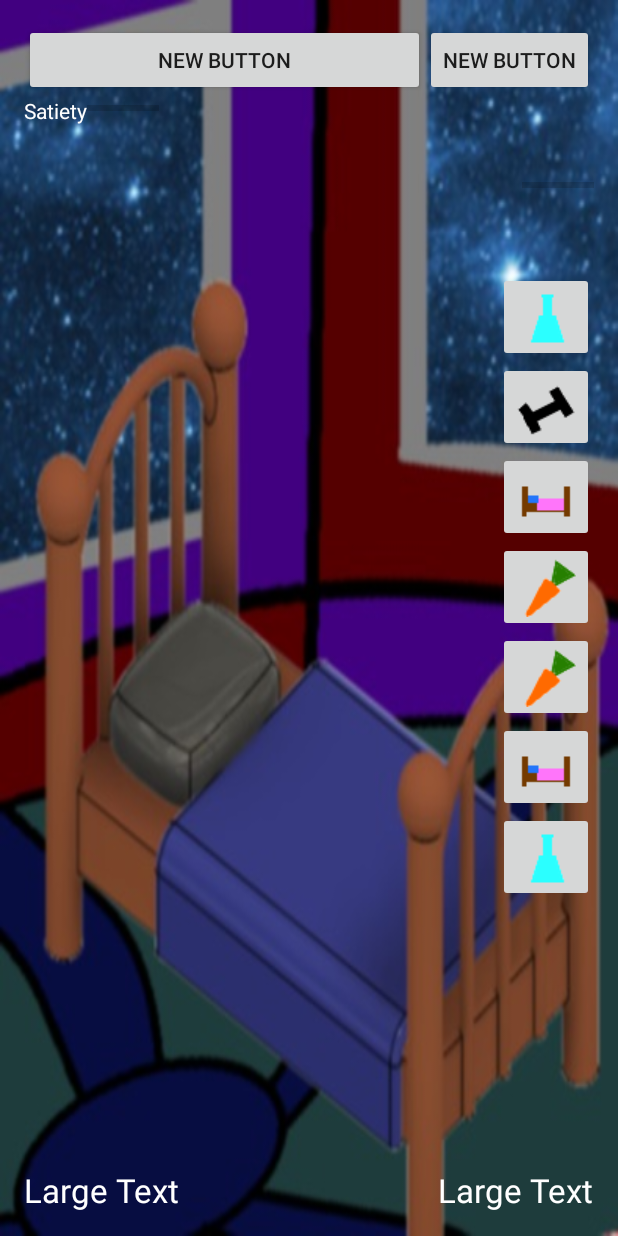
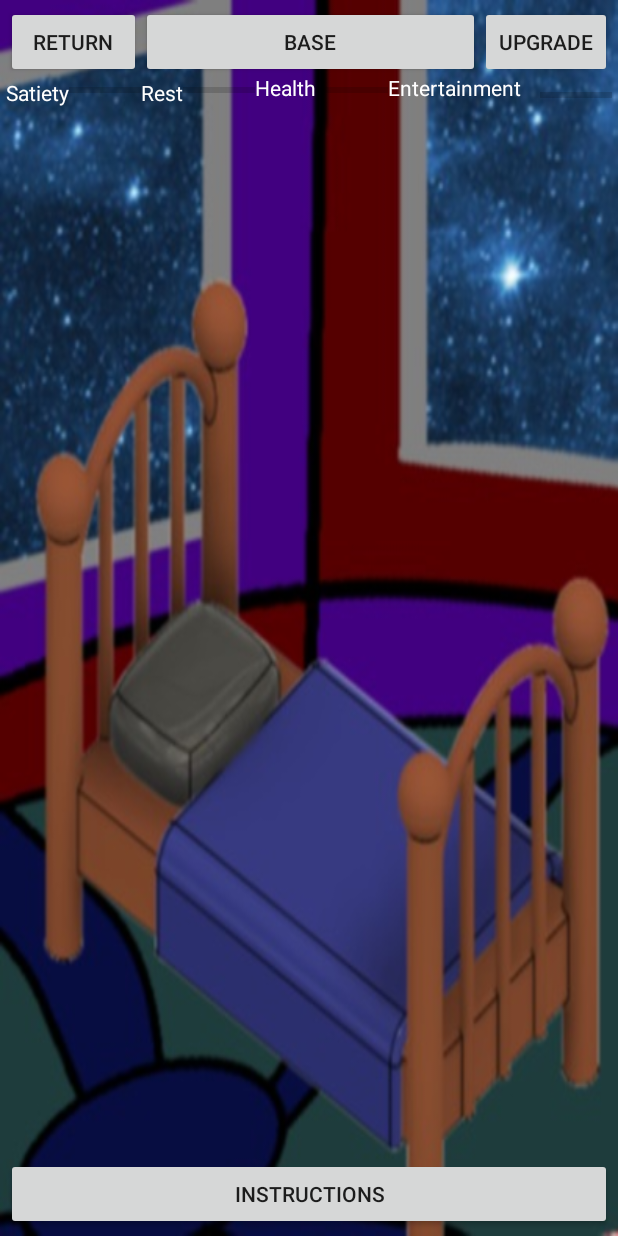
Before and after one commit to pgumienny/MarsSim, an Android app: the layout room_layout.xml on its own in the app's theme, with its tools: preview values and no code run, on a phone screen of 412 x 824 dp. Run offline under Robolectric (Android 15) with nearby library versions, the phone set to English and light mode, and no system bars.

Commit message:
Room layout repaired

```diff
--- a/app/src/main/res/layout/content_mars_base.xml
+++ b/app/src/main/res/layout/content_mars_base.xml
@@ -19,7 +19,7 @@
         android:text="BASE"
         android:id="@+id/buttonBase"
         android:layout_alignParentTop="true"
-        android:layout_toLeftOf="@+id/buttonSettings"
+        android:layout_toLeftOf="@+id/buttonUpgrade"
         android:allowUndo="true"
         android:layout_alignParentLeft="true"
         android:layout_alignParentStart="true" />
@@ -28,7 +28,7 @@
         android:layout_width="wrap_content"
         android:layout_height="wrap_content"
         android:text="SETTINGS"
-        android:id="@+id/buttonSettings"
+        android:id="@+id/buttonUpgrade"
         android:layout_alignParentRight="true"
         android:layout_alignParentEnd="true"
         android:layout_alignParentTop="true" />
--- a/app/src/main/res/layout/room_layout.xml
+++ b/app/src/main/res/layout/room_layout.xml
@@ -1,9 +1,12 @@
 <?xml version="1.0" encoding="utf-8"?>
 <com.marssim.views.RoomView xmlns:android="http://schemas.android.com/apk/res/android"
+    xmlns:tools="http://schemas.android.com/tools"
     android:layout_width="match_parent"
     android:layout_height="match_parent"
-    android:orientation="horizontal" >
+    android:orientation="horizontal"
+    android:fitsSystemWindows="true">
 
+     <?xml version="1.0" encoding="utf-8"?>
     <RelativeLayout xmlns:android="http://schemas.android.com/apk/res/android"
         xmlns:app="http://schemas.android.com/apk/res-auto"
         xmlns:tools="http://schemas.android.com/tools"
@@ -21,108 +24,21 @@
         <Button
             android:layout_width="wrap_content"
             android:layout_height="wrap_content"
-            android:text="New Button"
-            android:id="@+id/button"
+            android:text="BASE"
+            android:id="@+id/buttonBase"
             android:layout_alignParentTop="true"
-            android:layout_toLeftOf="@+id/button2"
-            android:allowUndo="true"
-            android:layout_alignParentLeft="true"
-            android:layout_alignParentStart="true" />
+            android:layout_toLeftOf="@+id/buttonUpgrade"
+            android:layout_alignLeft="@+id/textViewRest"
+            android:layout_alignStart="@+id/textViewRest" />
 
         <Button
             android:layout_width="wrap_content"
             android:layout_height="wrap_content"
-            android:text="New Button"
-            android:id="@+id/button2"
+            android:text="UPGRADE"
+            android:id="@+id/buttonUpgrade"
             android:layout_alignParentRight="true"
             android:layout_alignParentEnd="true"
             android:layout_alignParentTop="true" />
-
-        <ImageButton
-            android:layout_width="wrap_content"
-            android:layout_height="wrap_content"
-            android:id="@+id/imageButtonGreenhouse"
-            android:layout_marginTop="50dp"
-            android:src="@drawable/ikona_laboratorium"
-            android:layout_below="@+id/progressBarSatiety"
-            android:layout_alignRight="@+id/progressBarSatiety"
-            android:layout_alignEnd="@+id/progressBarSatiety" />
-
-        <ImageButton
-            android:layout_width="wrap_content"
-            android:layout_height="wrap_content"
-            android:id="@+id/imageButtonSolarPanels"
-            android:src="@drawable/ikona_silownia"
-            android:layout_below="@+id/imageButtonGreenhouse"
-            android:layout_alignLeft="@+id/imageButtonGreenhouse"
-            android:layout_alignStart="@+id/imageButtonGreenhouse" />
-
-        <ImageButton
-            android:layout_width="wrap_content"
-            android:layout_height="wrap_content"
-            android:id="@+id/imageButtonGym"
-            android:layout_alignRight="@+id/imageButtonSolarPanels"
-            android:layout_alignEnd="@+id/imageButtonSolarPanels"
-            android:layout_below="@+id/imageButtonSolarPanels"
-            android:src="@drawable/ikona_sypialnia" />
-
-        <ImageButton
-            android:layout_width="wrap_content"
-            android:layout_height="wrap_content"
-            android:id="@+id/imageButtonLaboratory"
-            android:layout_below="@+id/imageButtonGym"
-            android:layout_alignRight="@+id/imageButtonGym"
-            android:layout_alignEnd="@+id/imageButtonGym"
-            android:src="@drawable/ikona_szklarnia" />
-
-        <ImageButton
-            android:layout_width="wrap_content"
-            android:layout_height="wrap_content"
-            android:id="@+id/imageButtonWorkshop"
-            android:layout_below="@+id/imageButtonLaboratory"
-            android:layout_alignParentRight="true"
-            android:layout_alignParentEnd="true"
-            android:src="@drawable/ikona_szklarnia" />
-
-        <ImageButton
-            android:layout_width="wrap_content"
-            android:layout_height="wrap_content"
-            android:id="@+id/imageButtonEntertainmentRoom"
-            android:layout_below="@+id/imageButtonWorkshop"
-            android:layout_alignParentRight="true"
-            android:layout_alignParentEnd="true"
-            android:src="@drawable/ikona_sypialnia" />
-
-        <ImageButton
-            android:layout_width="wrap_content"
-            android:layout_height="wrap_content"
-            android:id="@+id/imageButtonBedroom"
-            android:layout_below="@+id/imageButtonEntertainmentRoom"
-            android:layout_alignParentRight="true"
-            android:layout_alignParentEnd="true"
-            android:src="@drawable/ikona_laboratorium" />
-
-        <TextView
-            android:layout_width="wrap_content"
-            android:layout_height="wrap_content"
-            android:textAppearance="?android:attr/textAppearanceLarge"
-            android:text="Large Text"
-            android:id="@+id/textViewTime"
-            android:layout_alignParentBottom="true"
-            android:layout_alignParentLeft="true"
-            android:layout_alignParentStart="true"
-            android:textColor="#ffffff" />
-
-        <TextView
-            android:layout_width="wrap_content"
-            android:layout_height="wrap_content"
-            android:textAppearance="?android:attr/textAppearanceLarge"
-            android:text="Large Text"
-            android:id="@+id/textViewNotification"
-            android:layout_alignParentBottom="true"
-            android:layout_alignParentRight="true"
-            android:layout_alignParentEnd="true"
-            android:textColor="#ffffff" />
 
         <TextView
             android:layout_width="wrap_content"
@@ -130,7 +46,7 @@
             android:textAppearance="?android:attr/textAppearanceSmall"
             android:text="Satiety"
             android:id="@+id/textViewSatiety"
-            android:layout_below="@+id/button"
+            android:layout_below="@+id/buttonBase"
             android:layout_alignParentLeft="true"
             android:layout_alignParentStart="true"
             android:textColor="#ffffff" />
@@ -142,7 +58,7 @@
             android:text="Rest"
             android:id="@+id/textViewRest"
             android:textColor="#ffffff"
-            android:layout_below="@+id/button"
+            android:layout_below="@+id/buttonBase"
             android:layout_toRightOf="@+id/progressBarSatiety"
             android:layout_toEndOf="@+id/progressBarSatiety" />
 
@@ -173,7 +89,7 @@
             android:layout_width="wrap_content"
             android:layout_height="wrap_content"
             android:id="@+id/progressBarSatiety"
-            android:layout_below="@+id/button"
+            android:layout_below="@+id/buttonBase"
             android:layout_toRightOf="@+id/textViewSatiety"
             android:layout_toEndOf="@+id/textViewSatiety" />
 
@@ -182,7 +98,7 @@
             android:layout_width="wrap_content"
             android:layout_height="wrap_content"
             android:id="@+id/progressBarRest"
-            android:layout_below="@+id/button"
+            android:layout_below="@+id/buttonBase"
             android:layout_toRightOf="@+id/textViewRest"
             android:layout_toEndOf="@+id/textViewRest" />
 
@@ -191,7 +107,7 @@
             android:layout_width="wrap_content"
             android:layout_height="wrap_content"
             android:id="@+id/progressBarHealth"
-            android:layout_below="@+id/button"
+            android:layout_below="@+id/buttonBase"
             android:layout_toRightOf="@+id/textViewHeatlh"
             android:layout_toEndOf="@+id/textViewHeatlh" />
 
@@ -199,11 +115,36 @@
             style="?android:attr/progressBarStyleHorizontal"
             android:layout_width="wrap_content"
             android:layout_height="wrap_content"
-            android:id="@+id/progressBarSatiety"
+            android:id="@+id/progressBarEntertainment"
             android:layout_alignBottom="@+id/textViewRest"
             android:layout_alignParentRight="true"
             android:layout_alignParentEnd="true" />
 
+        <Button
+            android:layout_width="wrap_content"
+            android:layout_height="wrap_content"
+            android:text="RETURN"
+            android:id="@+id/buttonReturn"
+            android:layout_alignTop="@+id/buttonBase"
+            android:layout_alignParentLeft="true"
+            android:layout_alignParentStart="true"
+            android:layout_toStartOf="@+id/buttonBase"
+            android:layout_toLeftOf="@+id/buttonBase"
+            android:layout_alignRight="@+id/progressBarSatiety"
+            android:layout_alignEnd="@+id/progressBarSatiety" />
+
+        <Button
+            android:layout_width="wrap_content"
+            android:layout_height="wrap_content"
+            android:text="INSTRUCTIONS"
+            android:id="@+id/buttonInstructions"
+            android:layout_alignParentBottom="true"
+            android:layout_alignParentLeft="true"
+            android:layout_alignParentStart="true"
+            android:layout_alignRight="@+id/progressBarEntertainment"
+            android:layout_alignEnd="@+id/progressBarEntertainment" />
+
     </RelativeLayout>
 
+
 </com.marssim.views.RoomView>
--- a/app/src/main/res/values/dimens.xml
+++ b/app/src/main/res/values/dimens.xml
@@ -1,6 +1,6 @@
 <resources>
     <!-- Default screen margins, per the Android Design guidelines. -->
-    <dimen name="activity_horizontal_margin">16dp</dimen>
-    <dimen name="activity_vertical_margin">16dp</dimen>
+    <dimen name="activity_horizontal_margin">4dp</dimen>
+    <dimen name="activity_vertical_margin">4dp</dimen>
     <dimen name="fab_margin">16dp</dimen>
 </resources>
--- a/app/src/main/res/values/strings.xml
+++ b/app/src/main/res/values/strings.xml
@@ -1,4 +1,4 @@
 <resources>
-    <string name="app_name">MarsSim</string>
+    <string name="app_name">Zorya</string>
     <string name="action_settings">Settings</string>
 </resources>
--- a/app/src/main/res/values/styles.xml
+++ b/app/src/main/res/values/styles.xml
@@ -6,6 +6,8 @@
         <item name="colorPrimary">@color/colorPrimary</item>
         <item name="colorPrimaryDark">@color/colorPrimaryDark</item>
         <item name="colorAccent">@color/colorAccent</item>
+        <item name="windowActionBar">false</item>
+        <item name="windowNoTitle">true</item>
     </style>
 
     <style name="AppTheme.NoActionBar">
```
